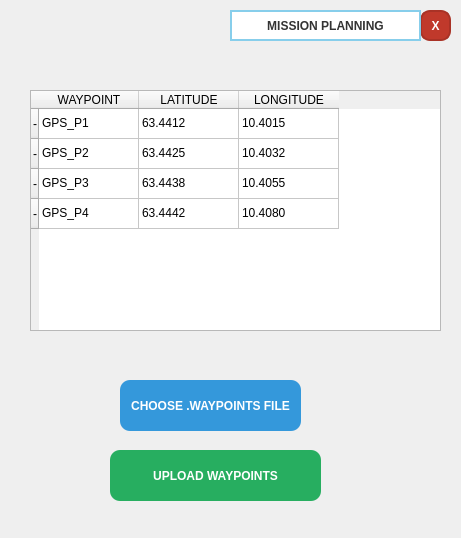
Above: assets/ui/planning.ui from Hotashika/PRUVA before the change. Below: the same form after it.
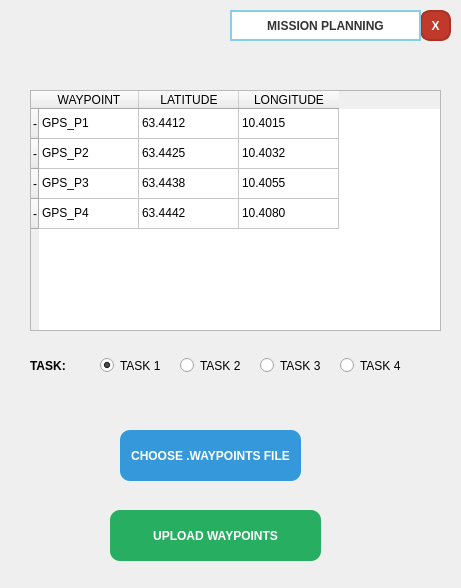
That is the form after the change.

Commit message: feat: implement dynamic mission filename generation and enhance UI for task selection

Diff of the .ui file:
```diff
--- a/assets/ui/planning.ui
+++ b/assets/ui/planning.ui
@@ -7,7 +7,7 @@
     <x>0</x>
     <y>0</y>
     <width>461</width>
-    <height>538</height>
+    <height>588</height>
    </rect>
   </property>
   <property name="windowTitle">
@@ -17,7 +17,7 @@
    <property name="geometry">
     <rect>
      <x>120</x>
-     <y>380</y>
+     <y>430</y>
      <width>181</width>
      <height>51</height>
     </rect>
@@ -43,7 +43,7 @@
    <property name="geometry">
     <rect>
      <x>110</x>
-     <y>450</y>
+     <y>510</y>
      <width>211</width>
      <height>51</height>
     </rect>
@@ -62,6 +62,38 @@
     <string>UPLOAD WAYPOINTS</string>
    </property>
   </widget>
+  <widget class="QLabel" name="taskSelectionLabel">
+   <property name="geometry">
+    <rect><x>30</x><y>350</y><width>61</width><height>31</height></rect>
+   </property>
+   <property name="text"><string>TASK:</string></property>
+   <property name="styleSheet"><string>font-weight: bold;</string></property>
+  </widget>
+  <widget class="QRadioButton" name="task1RadioButton">
+   <property name="geometry">
+    <rect><x>100</x><y>350</y><width>71</width><height>31</height></rect>
+   </property>
+   <property name="text"><string>TASK 1</string></property>
+   <property name="checked"><bool>true</bool></property>
+  </widget>
+  <widget class="QRadioButton" name="task2RadioButton">
+   <property name="geometry">
+    <rect><x>180</x><y>350</y><width>71</width><height>31</height></rect>
+   </property>
+   <property name="text"><string>TASK 2</string></property>
+  </widget>
+  <widget class="QRadioButton" name="task3RadioButton">
+   <property name="geometry">
+    <rect><x>260</x><y>350</y><width>71</width><height>31</height></rect>
+   </property>
+   <property name="text"><string>TASK 3</string></property>
+  </widget>
+  <widget class="QRadioButton" name="task4RadioButton">
+   <property name="geometry">
+    <rect><x>340</x><y>350</y><width>71</width><height>31</height></rect>
+   </property>
+   <property name="text"><string>TASK 4</string></property>
+  </widget>
   <widget class="QPushButton" name="pushButton_4">
    <property name="geometry">
     <rect>
```
The commit also changes 2 other files.
